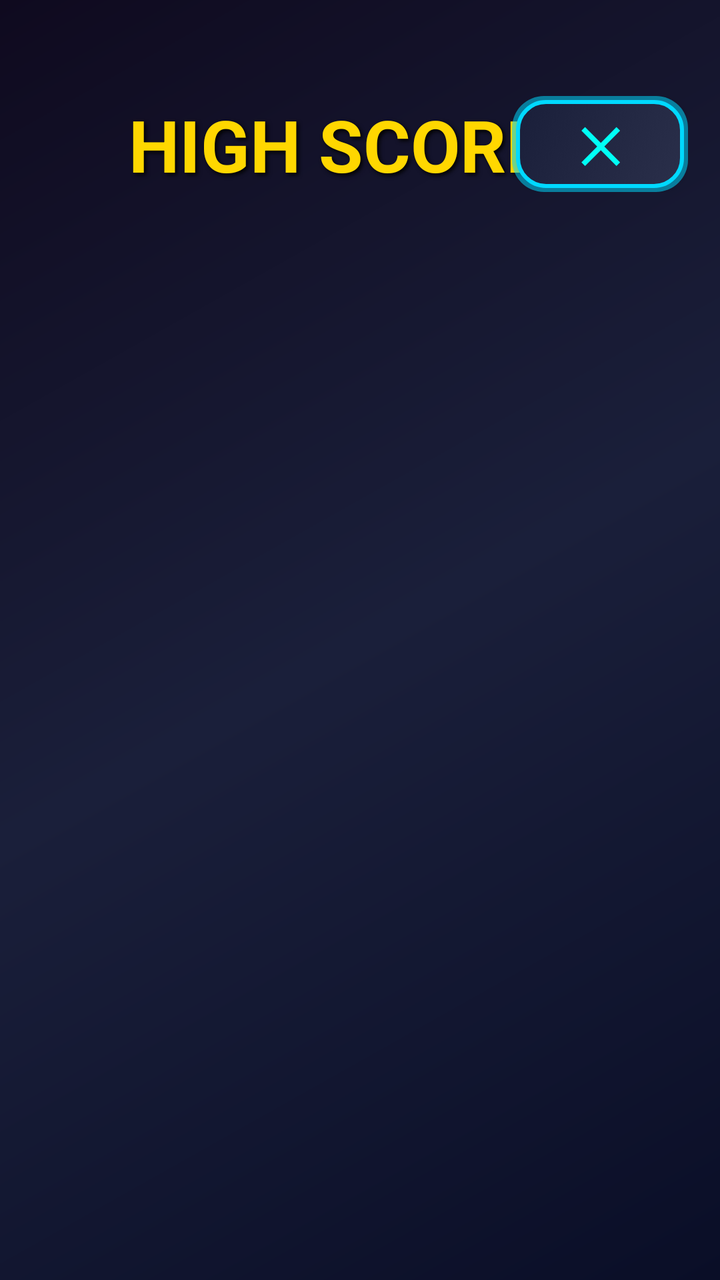
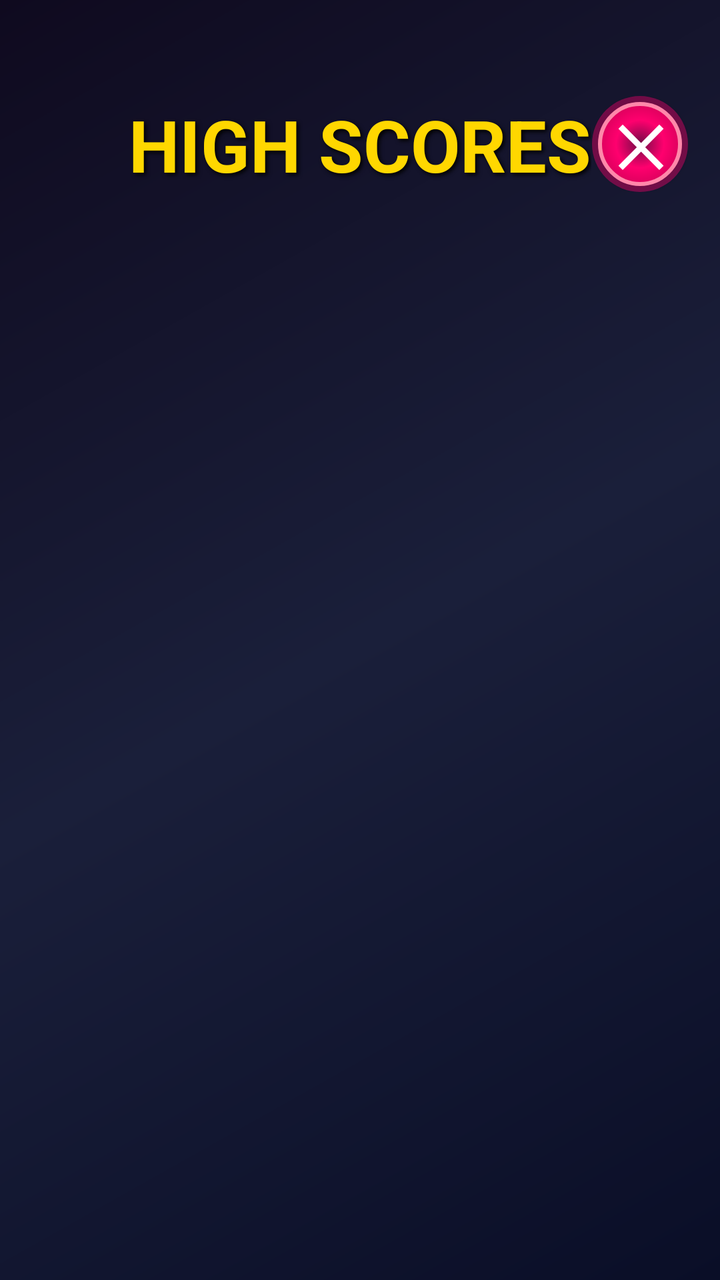

The first picture is an Android layout as it rendered before a commit; the second is the same layout after the commit. The layout source and the unified diff follow.
<!-- AndroidManifest.xml: application theme Theme.StackArena -->
<!-- res/layout/activity_high_scores.xml -->
<?xml version="1.0" encoding="utf-8"?>
<LinearLayout xmlns:android="http://schemas.android.com/apk/res/android"
    android:layout_width="match_parent"
    android:layout_height="match_parent"
    android:orientation="vertical"
    android:background="@drawable/game_background">

    
    <RelativeLayout
        android:layout_width="match_parent"
        android:layout_height="wrap_content"
        android:layout_marginTop="48dp"
        android:layout_marginBottom="16dp"
        android:paddingHorizontal="16dp">

        <TextView
            android:layout_width="wrap_content"
            android:layout_height="wrap_content"
            android:layout_centerInParent="true"
            android:text="@string/high_scores_title"
            android:textColor="#FFD700"
            android:textSize="36sp"
            android:textStyle="bold"
            android:shadowColor="#000000"
            android:shadowDx="3"
            android:shadowDy="3"
            android:shadowRadius="5"/>

        <Button
            android:id="@+id/btnClose"
            android:layout_width="wrap_content"
            android:layout_height="48dp"
            android:layout_alignParentEnd="true"
            android:layout_alignParentRight="true"
            android:layout_centerVertical="true"
            android:text="✕"
            android:textColor="@color/neon_cyan"
            android:textSize="24sp"
            android:textStyle="bold"
            android:paddingHorizontal="20dp"
            android:background="@drawable/button_background_enhanced"/>
    </RelativeLayout>

    <ScrollView
        android:layout_width="match_parent"
        android:layout_height="0dp"
        android:layout_weight="1"
        android:paddingHorizontal="16dp">

        <LinearLayout
            android:id="@+id/scoresContainer"
            android:layout_width="match_parent"
            android:layout_height="wrap_content"
            android:orientation="vertical"
            android:padding="8dp"/>

    </ScrollView>

</LinearLayout>
<!-- resources referenced by this layout -->
<resources>
  <color name="neon_cyan">#00FFF5</color>
  <!-- drawable button_background_enhanced (drawable) -->
  <?xml version="1.0" encoding="utf-8"?>
  <selector xmlns:android="http://schemas.android.com/apk/res/android">
      <item android:state_pressed="true">
          <layer-list>
              
              <item>
                  <shape android:shape="rectangle">
                      <solid android:color="#5500D9FF"/>
                      <corners android:radius="16dp"/>
                  </shape>
              </item>
              
              <item android:top="2dp" android:bottom="2dp" android:left="2dp" android:right="2dp">
                  <shape android:shape="rectangle">
                      <gradient
                          android:angle="135"
                          android:startColor="#1A1F3A"
                          android:endColor="#2A2F4A"
                          android:type="linear"/>
                      <corners android:radius="14dp"/>
                      <stroke
                          android:width="2dp"
                          android:color="#00B4D8"/>
                  </shape>
              </item>
          </layer-list>
      </item>
      <item>
          <layer-list>
              
              <item>
                  <shape android:shape="rectangle">
                      <solid android:color="#8800D9FF"/>
                      <corners android:radius="16dp"/>
                  </shape>
              </item>
              
              <item android:top="2dp" android:bottom="2dp" android:left="2dp" android:right="2dp">
                  <shape android:shape="rectangle">
                      <gradient
                          android:angle="135"
                          android:startColor="#2A2F4A"
                          android:endColor="#1A1F3A"
                          android:type="linear"/>
                      <corners android:radius="14dp"/>
                      <stroke
                          android:width="2dp"
                          android:color="#00D9FF"/>
                  </shape>
              </item>
          </layer-list>
      </item>
  </selector>
  <!-- drawable game_background (drawable) -->
  <?xml version="1.0" encoding="utf-8"?>
  <shape xmlns:android="http://schemas.android.com/apk/res/android"
      android:shape="rectangle">
      <gradient
          android:angle="135"
          android:startColor="#0A0E27"
          android:centerColor="#1A1F3A"
          android:endColor="#0F0A1F"
          android:type="linear"/>
  </shape>
  <string name="high_scores_title">HIGH SCORES</string>
  <style name="Theme.StackArena" parent="Theme.AppCompat.NoActionBar">
          
          <item name="colorPrimary">@color/neon_blue</item>
          <item name="colorPrimaryDark">@color/dark_bg_primary</item>
          <item name="colorAccent">@color/neon_cyan</item>
  
          
          <item name="android:windowBackground">@color/dark_bg_primary</item>
          <item name="android:colorBackground">@color/dark_bg_primary</item>
  
          
          <item name="android:statusBarColor">@color/dark_bg_primary</item>
          <item name="android:windowLightStatusBar">false</item>
  
          
          <item name="android:navigationBarColor">@color/dark_bg_primary</item>
  
          
          <item name="android:textColorPrimary">@color/neon_cyan</item>
          <item name="android:textColorSecondary">@color/neon_purple</item>
      </style>
  <color name="neon_blue">#00D9FF</color>
  <color name="dark_bg_primary">#0A0E27</color>
  <color name="neon_purple">#B026FF</color>
</resources>

<!-- the commit's change to res/layout/activity_high_scores.xml (unified diff, before → after) -->
@@ -28,17 +28,17 @@
 
         <Button
             android:id="@+id/btnClose"
-            android:layout_width="wrap_content"
+            android:layout_width="48dp"
             android:layout_height="48dp"
             android:layout_alignParentEnd="true"
             android:layout_alignParentRight="true"
             android:layout_centerVertical="true"
             android:text="✕"
-            android:textColor="@color/neon_cyan"
-            android:textSize="24sp"
+            android:textColor="#FFFFFF"
+            android:textSize="28sp"
             android:textStyle="bold"
-            android:paddingHorizontal="20dp"
-            android:background="@drawable/button_background_enhanced"/>
+            android:padding="0dp"
+            android:background="@drawable/close_button_background"/>
     </RelativeLayout>
 
     <ScrollView
<!-- resource entries referenced after the edit -->
@@ -1,60 +1,34 @@
 <!-- resources referenced by this layout -->
 <resources>
-  <color name="neon_cyan">#00FFF5</color>
-  <!-- drawable button_background_enhanced (drawable) -->
+  <!-- drawable close_button_background (drawable) -->
   <?xml version="1.0" encoding="utf-8"?>
-  <selector xmlns:android="http://schemas.android.com/apk/res/android">
-      <item android:state_pressed="true">
-          <layer-list>
-              
-              <item>
-                  <shape android:shape="rectangle">
-                      <solid android:color="#5500D9FF"/>
-                      <corners android:radius="16dp"/>
-                  </shape>
-              </item>
-              
-              <item android:top="2dp" android:bottom="2dp" android:left="2dp" android:right="2dp">
-                  <shape android:shape="rectangle">
-                      <gradient
-                          android:angle="135"
-                          android:startColor="#1A1F3A"
-                          android:endColor="#2A2F4A"
-                          android:type="linear"/>
-                      <corners android:radius="14dp"/>
-                      <stroke
-                          android:width="2dp"
-                          android:color="#00B4D8"/>
-                  </shape>
-              </item>
-          </layer-list>
+  <layer-list xmlns:android="http://schemas.android.com/apk/res/android">
+      
+      <item>
+          <shape android:shape="oval">
+              <solid android:color="#66FF006E"/>
+              <size android:width="48dp" android:height="48dp"/>
+          </shape>
       </item>
-      <item>
-          <layer-list>
-              
-              <item>
-                  <shape android:shape="rectangle">
-                      <solid android:color="#8800D9FF"/>
-                      <corners android:radius="16dp"/>
-                  </shape>
-              </item>
-              
-              <item android:top="2dp" android:bottom="2dp" android:left="2dp" android:right="2dp">
-                  <shape android:shape="rectangle">
-                      <gradient
-                          android:angle="135"
-                          android:startColor="#2A2F4A"
-                          android:endColor="#1A1F3A"
-                          android:type="linear"/>
-                      <corners android:radius="14dp"/>
-                      <stroke
-                          android:width="2dp"
-                          android:color="#00D9FF"/>
-                  </shape>
-              </item>
-          </layer-list>
+  
+      
+      <item
+          android:top="3dp"
+          android:bottom="3dp"
+          android:left="3dp"
+          android:right="3dp">
+          <shape android:shape="oval">
+              <gradient
+                  android:type="radial"
+                  android:gradientRadius="24dp"
+                  android:centerColor="#FF006E"
+                  android:endColor="#CC0055"/>
+              <stroke
+                  android:width="2dp"
+                  android:color="#FF88AA"/>
+          </shape>
       </item>
-  </selector>
+  </layer-list>
   <!-- drawable game_background (drawable) -->
   <?xml version="1.0" encoding="utf-8"?>
   <shape xmlns:android="http://schemas.android.com/apk/res/android"
@@ -90,6 +64,7 @@
       </style>
   <color name="neon_blue">#00D9FF</color>
   <color name="dark_bg_primary">#0A0E27</color>
+  <color name="neon_cyan">#00FFF5</color>
   <color name="neon_purple">#B026FF</color>
 </resources>
 
